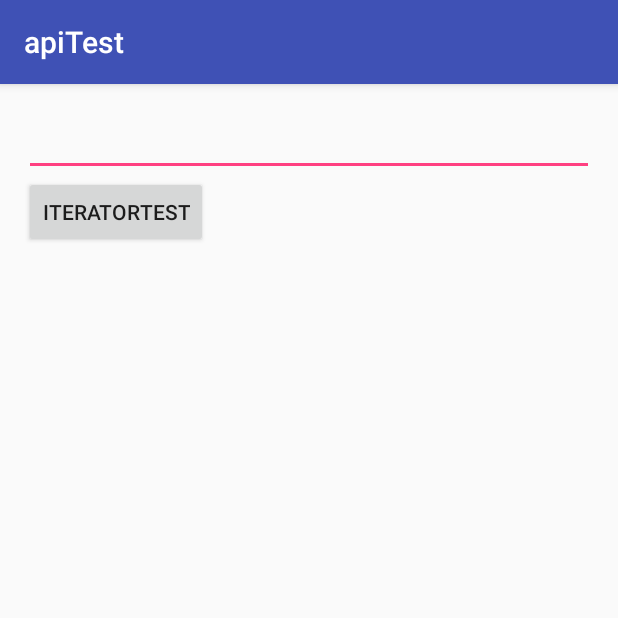
After one commit to caiyongjian/apiTest, an Android app: the MemoryActivity screen opened directly, with no data from a screen before it, on a phone screen of 412 x 824 dp, the top half of it. The commit adds this screen. Run offline under Robolectric (Android 15) with nearby library versions, the phone set to English and light mode, and no system bars; plain views replace TagFlowLayout.

Commit message:
add iterator test

```diff
--- a/project/app/src/main/AndroidManifest.xml
+++ b/project/app/src/main/AndroidManifest.xml
@@ -102,6 +102,8 @@
         </activity>
         <activity android:name=".crash.CrashActivity">
         </activity>
+        <activity android:name=".MemoryActivity">
+        </activity>
     </application>
 
 </manifest>
--- /dev/null
+++ b/project/app/src/main/java/com/qihoo/apitest/MemoryActivity.java
@@ -0,0 +1,57 @@
+package com.qihoo.apitest;
+
+import android.support.v7.app.AppCompatActivity;
+import android.os.Bundle;
+import android.text.Editable;
+import android.text.TextUtils;
+import android.view.View;
+import android.widget.EditText;
+
+import com.qihoo.apitest.iterator.IteratorTest;
+import com.qihoo.apitest.utils.ActivityUtils;
+
+public class MemoryActivity extends AppCompatActivity implements View.OnClickListener {
+
+    private EditText mEdit = null;
+    @Override
+    protected void onCreate(Bundle savedInstanceState) {
+        super.onCreate(savedInstanceState);
+        setContentView(R.layout.activity_memory);
+
+        ActivityUtils.installAllButtonListener(this, this);
+        mEdit = (EditText)findViewById(R.id.testSize);
+    }
+
+    @Override
+    public void onClick(View v) {
+        switch (v.getId()) {
+            case R.id.iterator:
+                testIterator();
+                break;
+        }
+    }
+
+    private void testIterator() {
+        Editable editable = mEdit.getText();
+        String inputStr = String.valueOf(editable != null ? editable : "200000");
+        if (TextUtils.isEmpty(inputStr)) {
+            inputStr = "20000";
+        }
+        int value = Integer.valueOf(inputStr);
+        if (value == 0) {
+            value = 20000;
+        }
+
+        IteratorTest.AsyncTest(new IteratorTest.TestDelegate() {
+            @Override
+            public void onPreExec() {
+                findViewById(R.id.iterator).setEnabled(false);
+            }
+
+            @Override
+            public void onPostExec() {
+                findViewById(R.id.iterator).setEnabled(true);
+            }
+        }, value);
+    }
+}
--- a/project/app/src/main/res/layout/activity_main.xml
+++ b/project/app/src/main/res/layout/activity_main.xml
@@ -58,6 +58,12 @@
             android:text="crasH Test"
             android:layout_width="wrap_content"
             android:layout_height="wrap_content"/>
+
+        <Button
+            android:id="@+id/MemoryTest"
+            android:text="Memory Test"
+            android:layout_width="wrap_content"
+            android:layout_height="wrap_content"/>
     </LinearLayout>
 
 </RelativeLayout>
--- /dev/null
+++ b/project/app/src/main/res/layout/activity_memory.xml
@@ -0,0 +1,32 @@
+<?xml version="1.0" encoding="utf-8"?>
+<RelativeLayout
+    xmlns:android="http://schemas.android.com/apk/res/android"
+    xmlns:tools="http://schemas.android.com/tools"
+    android:layout_width="match_parent"
+    android:layout_height="match_parent"
+    android:paddingBottom="@dimen/activity_vertical_margin"
+    android:paddingLeft="@dimen/activity_horizontal_margin"
+    android:paddingRight="@dimen/activity_horizontal_margin"
+    android:paddingTop="@dimen/activity_vertical_margin"
+    tools:context="com.qihoo.apitest.MemoryActivity">
+
+    <!--<com.zhy.view.flowlayout.TagFlowLayout-->
+        <!--android:id="@+id/contentContainer"-->
+        <!--android:layout_width="match_parent"-->
+        <!--android:layout_height="wrap_content"-->
+        <!--android:padding="20dp">-->
+
+        <EditText
+            android:id="@+id/testSize"
+            android:digits="0123456789"
+            android:layout_width="match_parent"
+            android:layout_height="wrap_content"/>
+        <Button
+            android:layout_below="@id/testSize"
+            android:id="@+id/iterator"
+            android:text="iteratorTest"
+            android:layout_width="wrap_content"
+            android:layout_height="wrap_content"/>
+    <!--</com.zhy.view.flowlayout.TagFlowLayout>-->
+
+</RelativeLayout>
--- a/project/gradle.properties
+++ b/project/gradle.properties
@@ -12,6 +12,6 @@
 # This option should only be used with decoupled projects. More details, visit
 # http://www.gradle.org/docs/current/userguide/multi_project_builds.html#sec:decoupled_projects
 # org.gradle.parallel=true
-#Thu Jun 16 11:16:54 CST 2016
+#Thu Jun 30 21:26:27 CST 2016
 systemProp.http.proxyHost=
 systemProp.http.proxyPort=8080
```
Also changed, not shown: project/app/src/main/java/com/qihoo/apitest/MainActivity.java (+8 -6 lines), project/app/src/main/java/com/qihoo/apitest/iterator/IteratorTest.java (added, +184 -0 lines), 3 other files.
